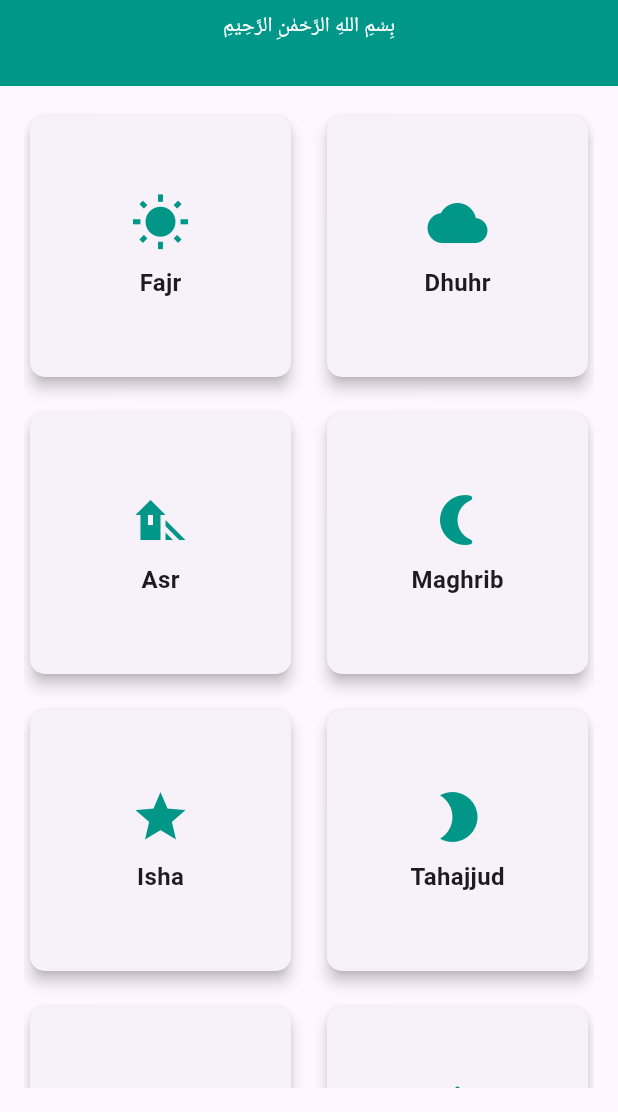
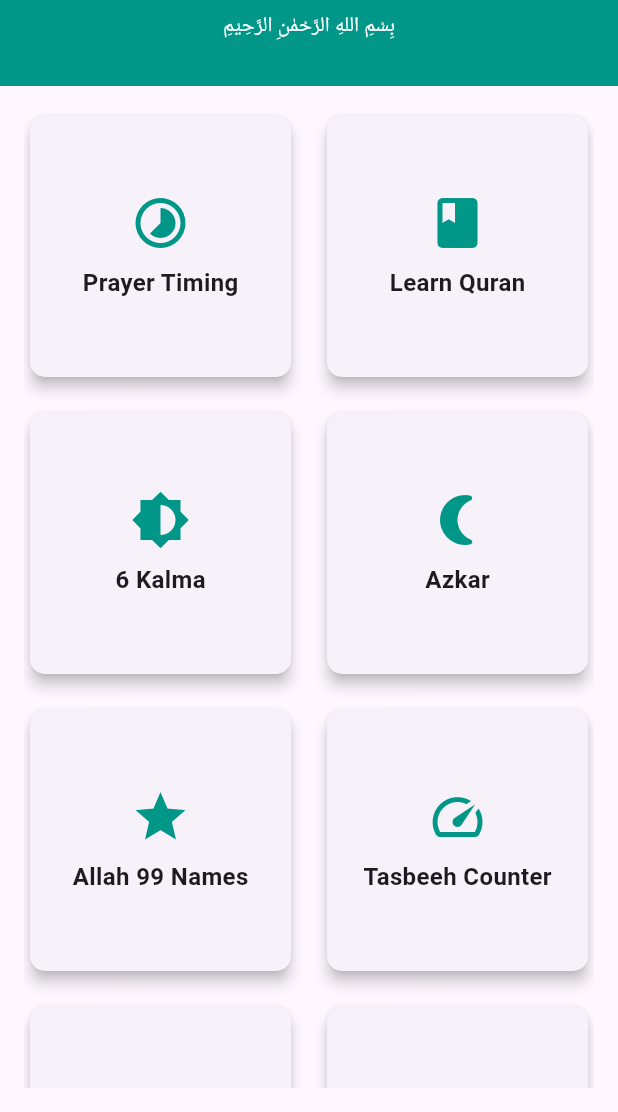
Before and after one commit to rony-boay/Salahtracker, a Flutter app: the screen it shows after launch, on a phone screen of 412 x 824 dp, the part 124-1236 px from its top. Run offline on Flutter 3.47's test engine with Material 3 defaults, Android fonts, the phone set to English and light mode, and no system bars; our stand-ins replace geocoding, geolocator.

Commit message:
prayer timing screen updated

```diff
--- a/lib/main.dart
+++ b/lib/main.dart
@@ -2,6 +2,7 @@ import 'package:flutter/material.dart';
 import 'package:intl/intl.dart';
 import 'package:geolocator/geolocator.dart';
 import 'package:geocoding/geocoding.dart';
+import 'package:salahtracker/screens/PrayerTiming.dart';
 
 void main() {
   runApp(MyApp());
@@ -27,14 +28,14 @@ class _SalahTrackerScreenState extends State<SalahTrackerScreen> {
   String location = "Loading location...";
 
   final List<Map<String, dynamic>> cardsData = [
-    {'name': 'Fajr', 'icon': Icons.wb_sunny},
-    {'name': 'Dhuhr', 'icon': Icons.wb_cloudy},
-    {'name': 'Asr', 'icon': Icons.wb_shade},
-    {'name': 'Maghrib', 'icon': Icons.nightlight_round},
-    {'name': 'Isha', 'icon': Icons.star},
-    {'name': 'Tahajjud', 'icon': Icons.brightness_2},
-    {'name': 'Qiyam', 'icon': Icons.access_alarm},
-    {'name': 'Witr', 'icon': Icons.light_mode},
+    {'name': 'Prayer Timing', 'icon': Icons.timelapse},
+    {'name': 'Learn Quran', 'icon': Icons.book},
+    {'name': '6 Kalma', 'icon': Icons.brightness_6},
+    {'name': 'Azkar', 'icon': Icons.nightlight_round},
+    {'name': 'Allah 99 Names', 'icon': Icons.star},
+    {'name': 'Tasbeeh Counter', 'icon': Icons.speed},
+    {'name': 'Qibla Finder', 'icon': Icons.compare_arrows_sharp},
+    {'name': 'Settings', 'icon': Icons.settings},
   ];
 
   @override
@@ -47,7 +48,6 @@ class _SalahTrackerScreenState extends State<SalahTrackerScreen> {
     bool serviceEnabled;
     LocationPermission permission;
 
-    // Check if location services are enabled
     serviceEnabled = await Geolocator.isLocationServiceEnabled();
     if (!serviceEnabled) {
       setState(() {
@@ -56,7 +56,6 @@ class _SalahTrackerScreenState extends State<SalahTrackerScreen> {
       return;
     }
 
-    // Check for location permissions
     permission = await Geolocator.checkPermission();
     if (permission == LocationPermission.denied) {
       permission = await Geolocator.requestPermission();
@@ -75,11 +74,9 @@ class _SalahTrackerScreenState extends State<SalahTrackerScreen> {
       return;
     }
 
-    // Get the user's current position
     Position position = await Geolocator.getCurrentPosition(
         desiredAccuracy: LocationAccuracy.high);
 
-    // Get city and country from coordinates
     try {
       List<Placemark> placemarks =
           await placemarkFromCoordinates(position.latitude, position.longitude);
@@ -99,24 +96,21 @@ class _SalahTrackerScreenState extends State<SalahTrackerScreen> {
   Widget build(BuildContext context) {
     return Scaffold(
       appBar: PreferredSize(
-        preferredSize:
-            Size.fromHeight(140.0), // Dynamically adjust the AppBar height
+        preferredSize: Size.fromHeight(140.0),
         child: AppBar(
           foregroundColor: Colors.white,
           backgroundColor: Colors.teal,
           flexibleSpace: LayoutBuilder(
             builder: (BuildContext context, BoxConstraints constraints) {
-              // Get the available height dynamically
               double availableHeight = constraints.maxHeight;
 
               return Center(
                 child: Column(
                   mainAxisAlignment: MainAxisAlignment.center,
                   children: [
-                    // Adjust position based on the height
                     SizedBox(
                       height: availableHeight * 0.2,
-                    ), // Dynamically adjust padding
+                    ),
                     Text(
                       'Salah Tracker',
                       style: TextStyle(
@@ -124,7 +118,7 @@ class _SalahTrackerScreenState extends State<SalahTrackerScreen> {
                         fontSize: 18,
                       ),
                     ),
-                    SizedBox(height: 8), // Fixed space between texts
+                    SizedBox(height: 8),
                     Text(
                       'بِسْمِ اللهِ الرَّحْمٰنِ الرَّحِيْمِ',
                       style: TextStyle(
@@ -167,7 +161,7 @@ class _SalahTrackerScreenState extends State<SalahTrackerScreen> {
       ),
       drawer: Drawer(
         child: Container(
-          color: Colors.teal[50], // Background color for the drawer
+          color: Colors.teal[50],
           child: ListView(
             padding: EdgeInsets.zero,
             children: <Widget>[
@@ -193,7 +187,6 @@ class _SalahTrackerScreenState extends State<SalahTrackerScreen> {
                 title: Text('Settings'),
                 onTap: () {},
               ),
-              // Additional menu items can be added here
             ],
           ),
         ),
@@ -213,6 +206,17 @@ class _SalahTrackerScreenState extends State<SalahTrackerScreen> {
               shape: RoundedRectangleBorder(
                 borderRadius: BorderRadius.circular(10),
               ),
+              child: InkWell(
+                onTap: () {
+                  if (cardsData[index]['name'] == 'Prayer Timing') {
+                    Navigator.push(
+                      context,
+                      MaterialPageRoute(
+                        builder: (context) => PrayerTimingScreen(location: location),
+                      ),
+                    );
+                  }
+                },
                 child: Column(
                   mainAxisAlignment: MainAxisAlignment.center,
                   children: [
@@ -231,6 +235,7 @@ class _SalahTrackerScreenState extends State<SalahTrackerScreen> {
                     ),
                   ],
                 ),
+              ),
             );
           },
         ),
```
Also changed, not shown: lib/screens/PrayerTiming.dart (added, +130 -0 lines). Lines whose indentation alone changed are shown as unchanged.
